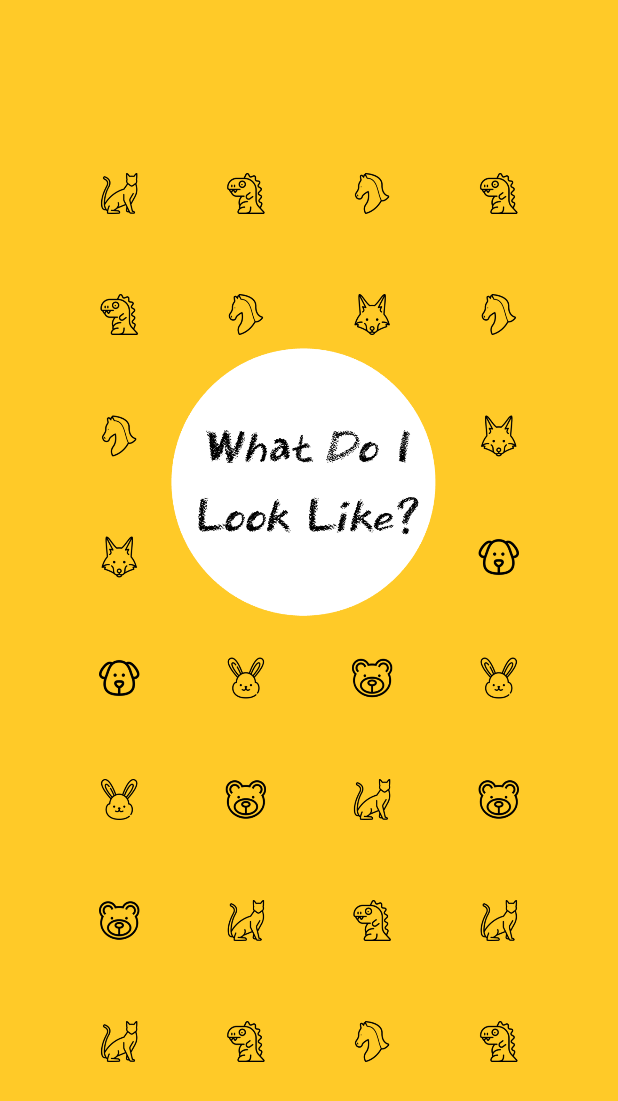
After one commit to KxxHyoRim/WhatDoILookLike_NDK, an Android app: the SplashActivity screen opened directly, with no data from a screen before it, on a phone screen of 412 x 824 dp. The commit adds this screen. Shown: the top 1101 px of the screen. Run offline under Robolectric (Android 15) with nearby library versions, the phone set to English and light mode, and no system bars.

Commit message:
Add Splash Image

```diff
--- /dev/null
+++ b/app/src/main/java/com/sungshin/whatdoilooklike/SplashActivity.java
@@ -0,0 +1,32 @@
+package com.sungshin.whatdoilooklike;
+
+import android.content.Intent;
+import android.os.Bundle;
+import android.os.Handler;
+import android.util.Log;
+
+import androidx.appcompat.app.AppCompatActivity;
+
+public class SplashActivity extends AppCompatActivity {
+    private static final String Tag = "SplashActivity";
+
+    @Override
+    protected void onCreate(Bundle savedInstanceState) {
+        super.onCreate(savedInstanceState);
+        startLoading();
+    }
+
+    private void startLoading() {
+        Handler handler = new Handler();
+        handler.postDelayed(new Runnable() {
+            @Override
+            public void run() {
+                Log.e(Tag,"Application Running.....");
+                // Splash Screen이 뜨고 나서 실행될 Activity 연결
+                startActivity(new Intent(getApplicationContext(), MainActivity.class));
+                finish();
+            }
+        }, 2000);
+    }
+
+}
--- /dev/null
+++ b/app/src/main/res/drawable-v24/activity_splash.xml
@@ -0,0 +1,19 @@
+<?xml version="1.0" encoding="utf-8"?>
+<layer-list
+    xmlns:android="http://schemas.android.com/apk/res/android"
+    android:opacity="opaque">
+
+    <item android:drawable="@color/yellow_main" />
+
+    <item
+        android:width="280dp"
+        android:height="592.8dp"
+        android:drawable="@drawable/splash"
+        android:gravity = "center"/>
+
+    <!--        android:left="60dp"-->
+    <!--        android:right="60dp"-->
+    <!--        android:top="60dp"-->
+    <!--        android:bottom="60dp"-->
+
+</layer-list>
--- a/app/src/main/res/values/colors.xml
+++ b/app/src/main/res/values/colors.xml
@@ -7,4 +7,5 @@
     <color name="teal_700">#FF018786</color>
     <color name="black">#FF000000</color>
     <color name="white">#FFFFFFFF</color>
+    <color name="yellow_main">#FFCA28</color>
 </resources>
--- a/app/src/main/res/values/themes.xml
+++ b/app/src/main/res/values/themes.xml
@@ -15,4 +15,10 @@
         <item name="windowActionBar">false</item>
         <item name="windowNoTitle">true</item>
     </style>
+
+    <style name="SplashActivityTheme" parent="Theme.AppCompat.NoActionBar">
+        <item name="android:windowBackground">@drawable/activity_splash</item>
+    <!-- Optional, on Android 5+ you can modify the colorPrimaryDark color to match the windowBackground color for further branding-->
+    </style>
+
 </resources>
```
Also changed, not shown: app/src/main/AndroidManifest.xml (+8 -3 lines), app/src/main/java/com/sungshin/whatdoilooklike/MainActivity.java (+26 -3 lines), app/src/main/res/drawable-v24/splash.png (added).
